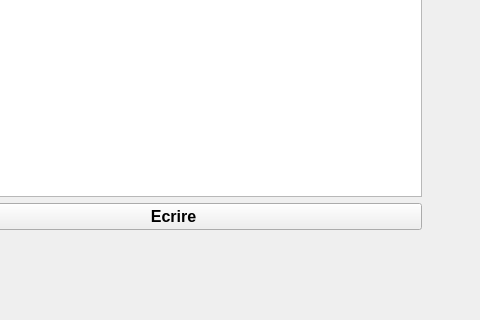
The window that application_version_beta/note.ui (AzizBenIsmail/Projet_Parental_Monitoring_System_Qt) describes before a commit, drawn with Qt 5; both pictures show x 649 to 1129 and y 491 to 811 of the 1129 by 811 pixel window.
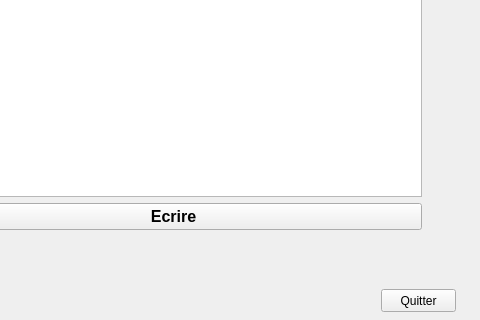
The same window after the commit.

```diff
--- a/application_version_beta/note.ui
+++ b/application_version_beta/note.ui
@@ -114,6 +114,19 @@
     </item>
    </layout>
   </widget>
+  <widget class="QPushButton" name="pushButton_Q">
+   <property name="geometry">
+    <rect>
+     <x>1030</x>
+     <y>780</y>
+     <width>75</width>
+     <height>23</height>
+    </rect>
+   </property>
+   <property name="text">
+    <string>Quitter</string>
+   </property>
+  </widget>
  </widget>
  <resources/>
  <connections/>
```
